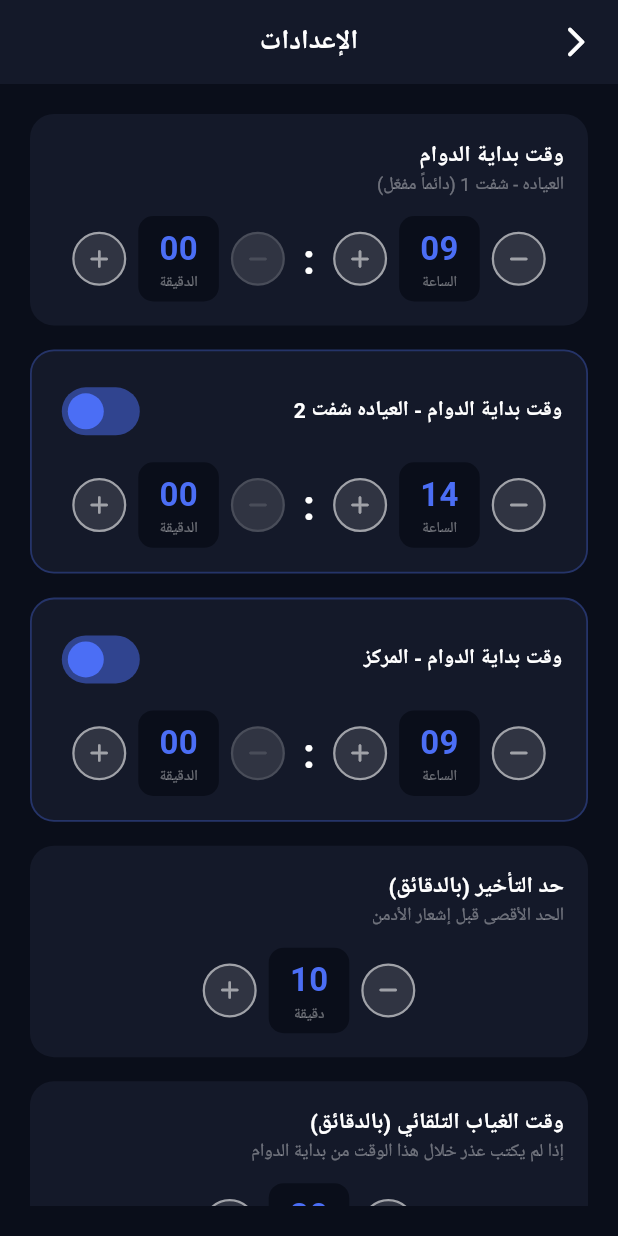
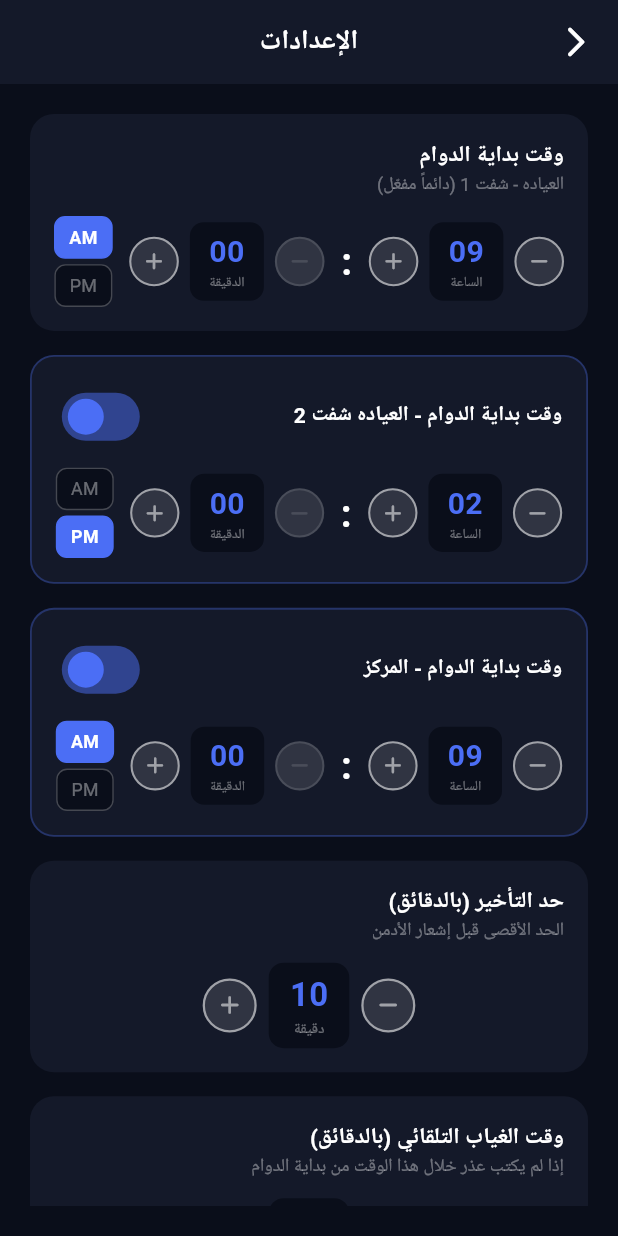
Before and after one commit to Abdofathyelbhrawy/flutter_application_1, a Flutter app: the AdminSettingsScreen screen opened directly, on a phone screen of 412 x 824 dp. Run offline on Flutter 3.47's test engine with Material 3 defaults, Android fonts, the phone set to English and light mode, and no system bars; our stand-ins replace flutter_local_notifications, geolocator, supabase_flutter; accounts and stored records are empty; network calls fail.

Commit message:
Enhance attendance system with real-time settings and improved late time formatting

```diff
--- a/lib/screens/admin_screen.dart
+++ b/lib/screens/admin_screen.dart
@@ -229,7 +229,7 @@ class _AllRecordsTab extends StatelessWidget {
   String _statusLabel(AttendanceRecord r) {
     switch (r.status) {
       case AttendanceStatus.present: return 'حاضر';
-      case AttendanceStatus.late: return 'متأخر ${r.minutesLate} د';
+      case AttendanceStatus.late: return 'متأخر ${AppTheme.formatLateTime(r.minutesLate)}';
       case AttendanceStatus.lateWithExcuse: return 'متأخر بعذر';
       case AttendanceStatus.lateExcusePending: return 'عذر معلق';
       case AttendanceStatus.absent: return 'غياب';
@@ -395,7 +395,7 @@ class _AllRecordsTab extends StatelessWidget {
                             _InfoRow(
                                 icon: Icons.timer_rounded,
                                 label: 'مدة التأخير',
-                                value: '${r.minutesLate} دقيقة',
+                                value: AppTheme.formatLateTime(r.minutesLate),
                                 valueColor: Colors.orange),
                           if (r.excuse != null)
                             _InfoRow(
@@ -615,7 +615,7 @@ class _NotificationTile extends StatelessWidget {
         color = Colors.orange;
         icon = Icons.access_time_rounded;
         title = 'تأخير ⚠️';
-        subtitle = 'وصل $name متأخراً $minutesLate دقيقة';
+        subtitle = 'وصل $name متأخراً ${AppTheme.formatLateTime(minutesLate)}';
         break;
       case 'auto_absent':
         color = Colors.red;
--- a/lib/screens/admin_settings_screen.dart
+++ b/lib/screens/admin_settings_screen.dart
@@ -12,49 +12,81 @@ class AdminSettingsScreen extends StatefulWidget {
 }
 
 class _AdminSettingsScreenState extends State<AdminSettingsScreen> {
-  late int _shiftHour;    // العياده شفت 1
+  // Stored internally as 12-hour display values + AM/PM
+  late int _shiftHour12;   // 1-12
   late int _shiftMinute;
+  late bool _shiftIsPm;
+
   bool _shift2Enabled = true;
-  late int _shift2Hour;   // العياده شفت 2
+  late int _shift2Hour12;
   late int _shift2Minute;
+  late bool _shift2IsPm;
+
   bool _shift3Enabled = true;
-  late int _shift3Hour;   // المركز
+  late int _shift3Hour12;
   late int _shift3Minute;
+  late bool _shift3IsPm;
+
   late int _lateThreshold;
   late int _absentAfter;
 
   bool _locationEnabled = false;
   bool _isLoadingLocation = false;
 
+  // ---- helpers ----
+  /// تحويل 24h → 12h display + isPm
+  static (int, bool) _to12(int h24) {
+    final isPm = h24 >= 12;
+    var h12 = h24 % 12;
+    if (h12 == 0) h12 = 12;
+    return (h12, isPm);
+  }
+
+  /// تحويل 12h + isPm → 24h
+  static int _to24(int h12, bool isPm) {
+    if (isPm) {
+      return h12 == 12 ? 12 : h12 + 12;
+    } else {
+      return h12 == 12 ? 0 : h12;
+    }
+  }
+
   @override
   void initState() {
     super.initState();
     final p = context.read<AttendanceProvider>();
-    _shiftHour = p.shiftStartHour;
-    _shiftMinute = p.shiftStartMinute;
+
+    final s1 = _to12(p.shiftStartHour);
+    _shiftHour12   = s1.$1; _shiftIsPm  = s1.$2;
+    _shiftMinute   = p.shiftStartMinute;
     _shift2Enabled = p.shift2Enabled;
-    _shift2Hour = p.shift2StartHour;
-    _shift2Minute = p.shift2StartMinute;
+
+    final s2 = _to12(p.shift2StartHour);
+    _shift2Hour12  = s2.$1; _shift2IsPm = s2.$2;
+    _shift2Minute  = p.shift2StartMinute;
     _shift3Enabled = p.shift3Enabled;
-    _shift3Hour = p.shift3StartHour;
-    _shift3Minute = p.shift3StartMinute;
-    _lateThreshold = p.lateThresholdMinutes;
-    _absentAfter = p.absentAfterMinutes;
+
+    final s3 = _to12(p.shift3StartHour);
+    _shift3Hour12  = s3.$1; _shift3IsPm = s3.$2;
+    _shift3Minute  = p.shift3StartMinute;
+
+    _lateThreshold   = p.lateThresholdMinutes;
+    _absentAfter     = p.absentAfterMinutes;
     _locationEnabled = p.locationRestrictionEnabled;
   }
 
   Future<void> _save() async {
     await context.read<AttendanceProvider>().updateSettings(
-      shiftStartHour: _shiftHour,
-      shiftStartMinute: _shiftMinute,
-      shift2Enabled: _shift2Enabled,
-      shift2StartHour: _shift2Hour,
+      shiftStartHour:    _to24(_shiftHour12,  _shiftIsPm),
+      shiftStartMinute:  _shiftMinute,
+      shift2Enabled:     _shift2Enabled,
+      shift2StartHour:   _to24(_shift2Hour12, _shift2IsPm),
       shift2StartMinute: _shift2Minute,
-      shift3Enabled: _shift3Enabled,
-      shift3StartHour: _shift3Hour,
+      shift3Enabled:     _shift3Enabled,
+      shift3StartHour:   _to24(_shift3Hour12, _shift3IsPm),
       shift3StartMinute: _shift3Minute,
-      lateThresholdMinutes: _lateThreshold,
-      absentAfterMinutes: _absentAfter,
+      lateThresholdMinutes:      _lateThreshold,
+      absentAfterMinutes:        _absentAfter,
       locationRestrictionEnabled: _locationEnabled,
     );
     if (!mounted) return;
@@ -204,12 +236,17 @@ class _AdminSettingsScreenState extends State<AdminSettingsScreen> {
                     child: Row(
                       mainAxisAlignment: MainAxisAlignment.center,
                       children: [
-                        _NumberPicker(label: 'الساعة', value: _shiftHour, min: 0, max: 23, onChanged: (v) => setState(() => _shiftHour = v)),
+                        _NumberPicker(label: 'الساعة', value: _shiftHour12, min: 1, max: 12, onChanged: (v) => setState(() => _shiftHour12 = v)),
                         const Padding(
                           padding: EdgeInsets.symmetric(horizontal: 12),
                           child: Text(':', style: TextStyle(color: Colors.white, fontSize: 28, fontWeight: FontWeight.bold)),
                         ),
                         _NumberPicker(label: 'الدقيقة', value: _shiftMinute, min: 0, max: 59, onChanged: (v) => setState(() => _shiftMinute = v)),
+                        const SizedBox(width: 12),
+                        _AmPmToggle(
+                          isPm: _shiftIsPm,
+                          onChanged: (v) => setState(() => _shiftIsPm = v),
+                        ),
                       ],
                     ),
                   ),
@@ -220,10 +257,12 @@ class _AdminSettingsScreenState extends State<AdminSettingsScreen> {
                   title: 'وقت بداية الدوام - العياده شفت 2',
                   enabled: _shift2Enabled,
                   onToggle: (v) => setState(() => _shift2Enabled = v),
-                  hour: _shift2Hour,
+                  hour: _shift2Hour12,
                   minute: _shift2Minute,
-                  onHourChanged: (v) => setState(() => _shift2Hour = v),
+                  isPm: _shift2IsPm,
+                  onHourChanged: (v) => setState(() => _shift2Hour12 = v),
                   onMinuteChanged: (v) => setState(() => _shift2Minute = v),
+                  onAmPmChanged: (v) => setState(() => _shift2IsPm = v),
                 ),
                 const SizedBox(height: 16),
                 // -- Shift 3: المركز, toggleable --
@@ -231,10 +270,12 @@ class _AdminSettingsScreenState extends State<AdminSettingsScreen> {
                   title: 'وقت بداية الدوام - المركز',
                   enabled: _shift3Enabled,
                   onToggle: (v) => setState(() => _shift3Enabled = v),
-                  hour: _shift3Hour,
+                  hour: _shift3Hour12,
                   minute: _shift3Minute,
-                  onHourChanged: (v) => setState(() => _shift3Hour = v),
+                  isPm: _shift3IsPm,
+                  onHourChanged: (v) => setState(() => _shift3Hour12 = v),
                   onMinuteChanged: (v) => setState(() => _shift3Minute = v),
+                  onAmPmChanged: (v) => setState(() => _shift3IsPm = v),
                 ),
                 const SizedBox(height: 16),
                 _SettingsCard(
@@ -500,10 +541,12 @@ class _ShiftCard extends StatelessWidget {
   final String title;
   final bool enabled;
   final ValueChanged<bool> onToggle;
-  final int hour;
+  final int hour;    // 1-12
   final int minute;
+  final bool isPm;
   final ValueChanged<int> onHourChanged;
   final ValueChanged<int> onMinuteChanged;
+  final ValueChanged<bool> onAmPmChanged;
 
   const _ShiftCard({
     required this.title,
@@ -511,8 +554,10 @@ class _ShiftCard extends StatelessWidget {
     required this.onToggle,
     required this.hour,
     required this.minute,
+    required this.isPm,
     required this.onHourChanged,
     required this.onMinuteChanged,
+    required this.onAmPmChanged,
   });
 
   @override
@@ -560,12 +605,14 @@ class _ShiftCard extends StatelessWidget {
                   child: Row(
                     mainAxisAlignment: MainAxisAlignment.center,
                     children: [
-                      _NumberPicker(label: 'الساعة', value: hour, min: 0, max: 23, onChanged: onHourChanged),
+                      _NumberPicker(label: 'الساعة', value: hour, min: 1, max: 12, onChanged: onHourChanged),
                       const Padding(
                         padding: EdgeInsets.symmetric(horizontal: 12),
                         child: Text(':', style: TextStyle(color: Colors.white, fontSize: 28, fontWeight: FontWeight.bold)),
                       ),
                       _NumberPicker(label: 'الدقيقة', value: minute, min: 0, max: 59, onChanged: onMinuteChanged),
+                      const SizedBox(width: 12),
+                      _AmPmToggle(isPm: isPm, onChanged: onAmPmChanged),
                     ],
                   ),
                 ),
@@ -582,3 +629,55 @@ class _ShiftCard extends StatelessWidget {
     );
   }
 }
+
+/// زر AM / PM يُبدَّل بين الصباح والمساء
+class _AmPmToggle extends StatelessWidget {
+  final bool isPm;
+  final ValueChanged<bool> onChanged;
+  const _AmPmToggle({required this.isPm, required this.onChanged});
+
+  @override
+  Widget build(BuildContext context) {
+    return Column(
+      mainAxisSize: MainAxisSize.min,
+      children: [
+        _Seg(label: 'AM', active: !isPm, onTap: () => onChanged(false)),
+        const SizedBox(height: 4),
+        _Seg(label: 'PM', active: isPm,  onTap: () => onChanged(true)),
+      ],
+    );
+  }
+}
+
+class _Seg extends StatelessWidget {
+  final String label;
+  final bool active;
+  final VoidCallback onTap;
+  const _Seg({required this.label, required this.active, required this.onTap});
+
+  @override
+  Widget build(BuildContext context) {
+    return GestureDetector(
+      onTap: onTap,
+      child: AnimatedContainer(
+        duration: const Duration(milliseconds: 200),
+        padding: const EdgeInsets.symmetric(horizontal: 10, vertical: 5),
+        decoration: BoxDecoration(
+          color: active ? AppTheme.primaryColor : AppTheme.backgroundColor,
+          borderRadius: BorderRadius.circular(8),
+          border: Border.all(
+            color: active ? AppTheme.primaryColor : Colors.white24,
+          ),
+        ),
+        child: Text(
+          label,
+          style: TextStyle(
+            color: active ? Colors.white : Colors.white38,
+            fontWeight: active ? FontWeight.bold : FontWeight.normal,
+            fontSize: 13,
+          ),
+        ),
+      ),
+    );
+  }
+}
--- a/lib/screens/checkin_screen.dart
+++ b/lib/screens/checkin_screen.dart
@@ -127,7 +127,7 @@ class _CheckInScreenState extends State<CheckInScreen>
           mainAxisSize: MainAxisSize.min,
           children: [
             Text(
-              'أنت متأخر ${record.minutesLate} دقيقة',
+              'أنت متأخر ${AppTheme.formatLateTime(record.minutesLate)}',
               style: const TextStyle(color: Colors.white70, fontSize: 16),
               textAlign: TextAlign.center,
             ),
--- a/lib/screens/excuse_screen.dart
+++ b/lib/screens/excuse_screen.dart
@@ -118,7 +118,7 @@ class _ExcuseScreenState extends State<ExcuseScreen> {
                           crossAxisAlignment: CrossAxisAlignment.start,
                           children: [
                             Text(widget.record.name, style: const TextStyle(color: Colors.white, fontWeight: FontWeight.bold)),
-                            Text('تأخير ${widget.record.minutesLate} دقيقة', style: const TextStyle(color: Colors.orange)),
+                            Text('تأخير ${AppTheme.formatLateTime(widget.record.minutesLate)}', style: const TextStyle(color: Colors.orange)),
                           ],
                         ),
                       ),
--- a/lib/services/notification_service.dart
+++ b/lib/services/notification_service.dart
@@ -1,6 +1,7 @@
 // services/notification_service.dart
 import 'package:flutter/material.dart' show Color;
 import 'package:flutter_local_notifications/flutter_local_notifications.dart';
+import '../utils/app_theme.dart';
 
 class NotificationService {
   static final NotificationService _instance = NotificationService._internal();
@@ -47,7 +48,7 @@ class NotificationService {
     await init();
     final String title = isLate ? '⚠️ تأخير في الحضور' : '✅ حضور جديد';
     final String body = isLate
-        ? '$name وصل متأخراً $minutesLate دقيقة'
+        ? '$name وصل متأخراً ${AppTheme.formatLateTime(minutesLate)}'
         : '$name سجّل حضوره في الوقت';
     await _show(
       id: name.hashCode & 0x7FFFFFFF,
```
Also changed, not shown: lib/providers/attendance_provider.dart (+19 -4 lines), lib/services/supabase_service.dart (+16 -1 lines), lib/utils/app_theme.dart (+11 -0 lines).
